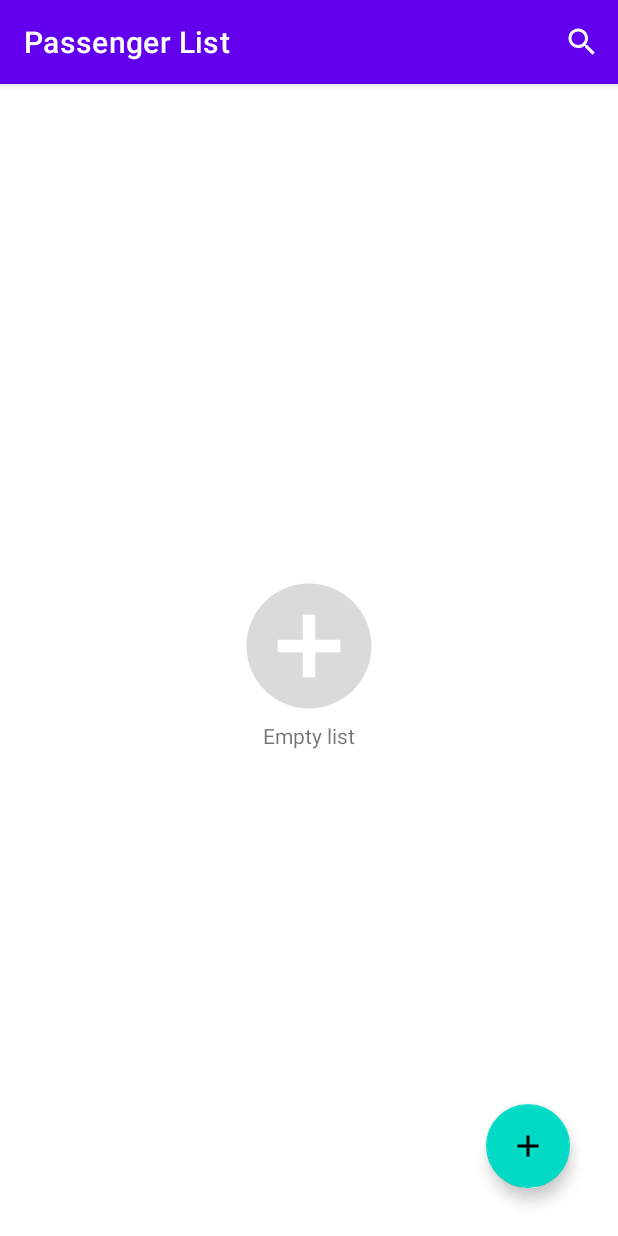
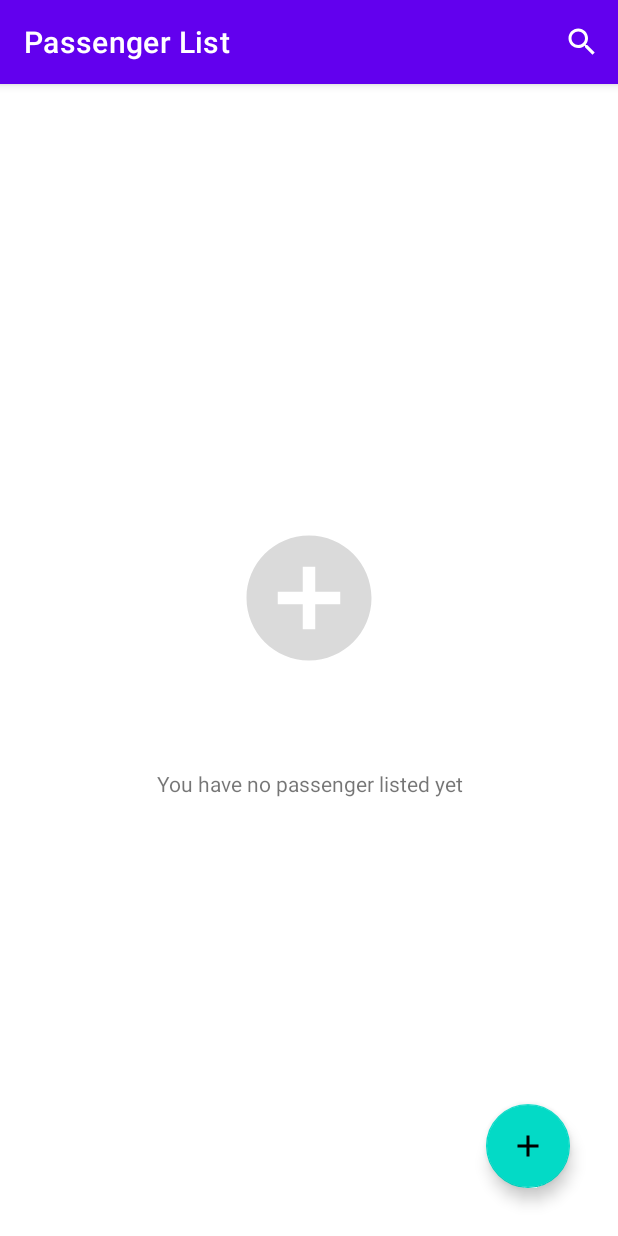
Before and after one commit to juju0321/D2D, an Android app: the screen it shows after launch (MainActivity), on a phone screen of 412 x 824 dp. Run offline under Robolectric (Android 15) with nearby library versions, the phone set to English and light mode, and no system bars.

Commit message:
emptyListImageViewAdd on click listener fix empty list display that displays multiple items fix warnings

```diff
--- a/app/src/main/java/com/mamingjuju/d2d/BookingListAdapter.kt
+++ b/app/src/main/java/com/mamingjuju/d2d/BookingListAdapter.kt
@@ -1,23 +1,23 @@
 package com.mamingjuju.d2d
 
 import android.os.Build
-import android.util.Log
 import android.view.LayoutInflater
 import android.view.ViewGroup
 import android.widget.Filter
 import android.widget.Filterable
 import androidx.annotation.RequiresApi
 import androidx.recyclerview.widget.RecyclerView
-import com.mamingjuju.d2d.databinding.ActivityMainBinding.inflate
-import kotlinx.android.synthetic.main.empty_list_layout.view.*
 import java.time.LocalDate
 import java.time.format.DateTimeFormatter
+import java.util.*
 
 @RequiresApi(Build.VERSION_CODES.O)
-class BookingListAdapter(myDataSet: Map<Long, PassengerInformation>,
-                         private val editButtonClickListener: (Long, PassengerInformation) -> Unit,
-                         private val cardViewClickListener: (Int, Long) -> Unit,
-                         private val onCallButtonClicked: (String) -> Unit): RecyclerView.Adapter<RecyclerView.ViewHolder>(), Filterable {
+class BookingListAdapter(
+    myDataSet: Map<Long, PassengerInformation>,
+    private val editButtonClickListener: (Long, PassengerInformation) -> Unit,
+    private val cardViewClickListener: (Long) -> Unit,
+    private val onCallButtonClicked: (String) -> Unit,
+    private val onEmptyListImageClicked: () -> Unit): RecyclerView.Adapter<RecyclerView.ViewHolder>(), Filterable {
 
     private var mDataSet = myDataSet.toList().sortedBy { (_, value) -> LocalDate.parse(value.bookingDate, DateTimeFormatter.ofPattern("EEE, MMMM dd, yyyy")) }
     private var mDataSetFull = myDataSet.toList().sortedBy { (_, value) -> LocalDate.parse(value.bookingDate, DateTimeFormatter.ofPattern("EEE, MMMM dd, yyyy")) }
@@ -29,13 +29,11 @@ class BookingListAdapter(myDataSet: Map<Long, PassengerInformation>,
             R.layout.empty_list_layout -> EmptyListViewHolder(LayoutInflater.from(parent.context).inflate(R.layout.empty_list_layout, parent, false))
             else -> PassengerInfoViewHolder(LayoutInflater.from(parent.context).inflate(R.layout.booking_detail, parent, false))
         }
-
-        return EmptyListViewHolder(LayoutInflater.from(parent.context).inflate(R.layout.empty_list_layout, parent, false))
     }
 
     override fun getItemCount(): Int {
         return if(mDataSet.isEmpty()) {
-            99999
+            1
         }
         else {
             mDataSet.size
@@ -51,7 +49,7 @@ class BookingListAdapter(myDataSet: Map<Long, PassengerInformation>,
 
     override fun onBindViewHolder(holder: RecyclerView.ViewHolder, position: Int) {
         if(holder is PassengerInfoViewHolder) {
-            var primaryKeys: MutableList<Long> = mutableListOf()
+            val primaryKeys: MutableList<Long> = mutableListOf()
             mDataSet.forEach {
                 primaryKeys.add(it.first)
             }
@@ -64,11 +62,15 @@ class BookingListAdapter(myDataSet: Map<Long, PassengerInformation>,
                 showHeader = false
             }
 
-            holder.bind(position + 1, mDataSet[position], showHeader,
+            holder.bind(mDataSet[position], showHeader,
                 editButtonClickListener, cardViewClickListener, onCallButtonClicked)
         }
         else if(holder is EmptyListViewHolder){
-            holder.bind("Empty list")
+            if(mDataSetFull.isNotEmpty()) {
+                holder.bind("No matching passenger on your list", onEmptyListImageClicked, false)
+            } else {
+                holder.bind("You have no passenger listed yet", onEmptyListImageClicked, true)
+            }
         }
     }
 
@@ -84,20 +86,22 @@ class BookingListAdapter(myDataSet: Map<Long, PassengerInformation>,
     }
 
     private val dataSetFilter: Filter = object : Filter() {
+
         override fun performFiltering(constraint: CharSequence): FilterResults {
             val filteredDataSet: MutableList<Pair<Long, PassengerInformation>> = mutableListOf()
-            if (constraint.isNullOrEmpty()) {
+            if (constraint.isEmpty()) {
                 filteredDataSet.addAll(mDataSetFull)
             } else {
-                val filterPattern = constraint.toString().toLowerCase().trim()
+                val filterPattern = constraint.toString().toLowerCase(Locale.ROOT).trim()
                 for(data in mDataSet) {
-                    if(data.second.name.toLowerCase().contains(filterPattern)) filteredDataSet.add(data)
+                    if(data.second.name.toLowerCase(Locale.ROOT).contains(filterPattern)) filteredDataSet.add(data)
                 }
             }
             return FilterResults().apply {
                 values = filteredDataSet
             }
         }
+
         override fun publishResults(constraint: CharSequence, results: FilterResults) {
             mDataSet = results.values as List<Pair<Long, PassengerInformation>>
             currentBookingDate = ""
--- a/app/src/main/java/com/mamingjuju/d2d/EmptyListViewHolder.kt
+++ b/app/src/main/java/com/mamingjuju/d2d/EmptyListViewHolder.kt
@@ -1,12 +1,15 @@
 package com.mamingjuju.d2d
 
-import android.util.Log
 import android.view.View
 import kotlinx.android.synthetic.main.empty_list_layout.view.*
 
 class EmptyListViewHolder(itemView: View): BaseViewHolder(itemView) {
-    fun bind(emptyDisplayText: String) {
-        Log.i("EmptyListViewHolder", "$emptyDisplayText")
+    fun bind(emptyDisplayText: String, onEmptyListImageClicked: () -> Unit, addingNewPassengerIsEnabled: Boolean) {
         itemView.emptyListTextView.text = emptyDisplayText
+        if(addingNewPassengerIsEnabled) {
+            itemView.emptyListImageViewAdd.setOnClickListener {
+                onEmptyListImageClicked()
+            }
+        }
     }
 }
--- a/app/src/main/res/drawable/ic_splash_screen_foreground.xml
+++ b/app/src/main/res/drawable/ic_splash_screen_foreground.xml
@@ -1,6 +1,6 @@
 <vector xmlns:android="http://schemas.android.com/apk/res/android"
-    android:width="200dp"
-    android:height="200dp"
+    android:width="250dp"
+    android:height="250dp"
     android:viewportWidth="120"
     android:viewportHeight="120">
   <group android:scaleX="0.12421875"
--- a/app/src/main/res/layout/activity_splash.xml
+++ b/app/src/main/res/layout/activity_splash.xml
@@ -14,8 +14,7 @@
         app:layout_constraintBottom_toBottomOf="parent"
         app:layout_constraintEnd_toEndOf="parent"
         app:layout_constraintStart_toStartOf="parent"
-        app:layout_constraintTop_toBottomOf="@+id/textView"
-        app:layout_constraintVertical_bias="0.0" />
+        app:layout_constraintTop_toTopOf="parent" />
 
     <TextView
         android:id="@+id/textView"
@@ -27,9 +26,8 @@
         android:textAppearance="?attr/textAppearanceHeadline6"
         app:layout_constraintBottom_toBottomOf="parent"
         app:layout_constraintEnd_toEndOf="parent"
-        app:layout_constraintHorizontal_bias="0.51"
         app:layout_constraintStart_toStartOf="parent"
         app:layout_constraintTop_toTopOf="parent"
-        app:layout_constraintVertical_bias="0.36" />
+        app:layout_constraintVertical_bias="0.93" />
 
 </androidx.constraintlayout.widget.ConstraintLayout>
--- a/app/src/main/res/layout/empty_list_layout.xml
+++ b/app/src/main/res/layout/empty_list_layout.xml
@@ -6,20 +6,23 @@
     android:layout_height="match_parent">
 
     <LinearLayout
-        android:layout_width="wrap_content"
+        android:layout_width="match_parent"
         android:layout_height="wrap_content"
         android:layout_gravity="center_vertical"
         android:gravity="center_vertical"
         android:orientation="vertical"
+        android:padding="8dp"
         app:layout_constraintBottom_toBottomOf="parent"
         app:layout_constraintEnd_toEndOf="parent"
         app:layout_constraintStart_toStartOf="parent"
         app:layout_constraintTop_toTopOf="parent">
 
         <ImageView
+            android:id="@+id/emptyListImageViewAdd"
             android:layout_width="wrap_content"
             android:layout_height="wrap_content"
             android:layout_gravity="center"
+            android:layout_marginBottom="48dp"
             android:src="@drawable/ic_baseline_add_circle_24" />
 
 
@@ -27,6 +30,7 @@
             android:id="@+id/emptyListTextView"
             android:layout_width="match_parent"
             android:layout_height="wrap_content"
+            android:layout_marginTop="16dp"
             android:gravity="center"
             android:text="List is empty" />
 
```
Also changed, not shown: app/src/main/java/com/mamingjuju/d2d/BookingListFragment.kt (+16 -6 lines), app/src/main/java/com/mamingjuju/d2d/PassengerInfoViewHolder.kt (+8 -15 lines).
